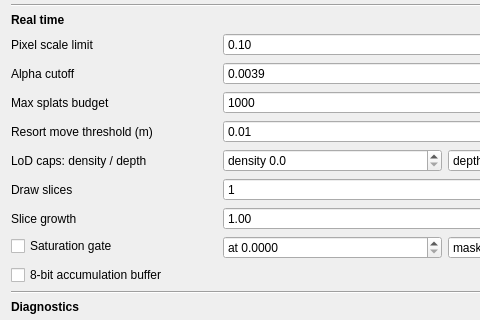
Before: the Qt Designer form gui_client/GaussianSplatSettingsWidget.ui in russiaman/substrata_robo, drawn with Qt 5; both pictures show x 0 to 480 and y 113 to 433 of the 678 by 643 pixel window.
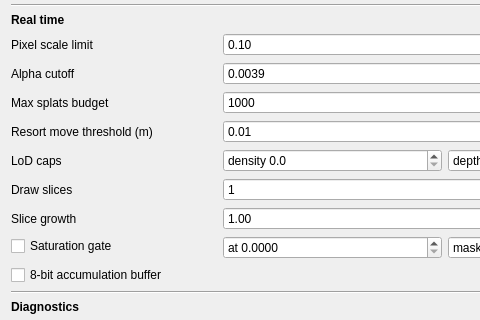
After: the same form once the commit is applied.

Commit message:
gaussian splats panel: shorten the LoD caps label
The two spin boxes beside it carry "density" and "depth" as their own prefixes,
so naming them again in the label was the same words twice.

What changed in the file:
```diff
--- a/gui_client/GaussianSplatSettingsWidget.ui
+++ b/gui_client/GaussianSplatSettingsWidget.ui
@@ -411,7 +411,7 @@
    <item row="10" column="0">
     <widget class="QLabel" name="lodCapsLabel">
      <property name="text">
-      <string>LoD caps: density / depth</string>
+      <string>LoD caps</string>
      </property>
      <property name="toolTip">
       <string>Two ceilings on how far LoD traversal may unfold, both independent of pixel scale limit, both 0 = disabled. Density: a node estimated to be this dense with overdraw (the same layer-count scale the debug ramp uses) is kept as its own merged approximation rather than refined further - find a problem area's layer count with the debug view, then set this a bit below it. Depth: a hard global ceiling on levels from the tree root, everywhere in the world. Both apply live, on the next camera movement.</string>
```
